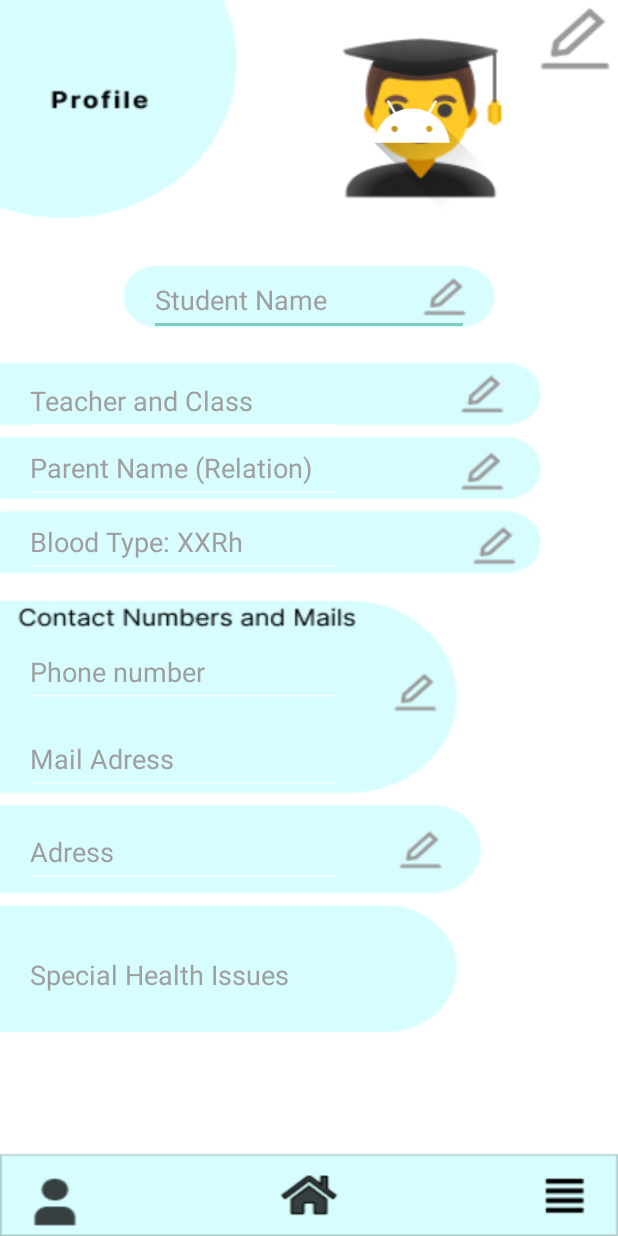
After one commit to BurakBastug/BilKinder, an Android app: the layout studenteditpage.xml on its own in the app's theme, with its tools: preview values and no code run, on a phone screen of 412 x 824 dp. The commit adds this screen. Run offline under Robolectric (Android 15) with nearby library versions, the phone set to English and light mode, and no system bars.

Commit message:
some edit and a profile pages were added

```diff
--- a/app/build.gradle
+++ b/app/build.gradle
@@ -1,6 +1,6 @@
 plugins {
     id 'com.android.application'
-    id 'com.google.gms.google-services'
+
 }
 
 android {
@@ -31,12 +31,9 @@ android {
 
 dependencies {
 
-    implementation platform('com.google.firebase:firebase-bom:31.1.0')
-    implementation 'com.google.firebase:firebase-analytics'
     implementation 'androidx.appcompat:appcompat:1.4.1'
     implementation 'com.google.android.material:material:1.6.0'
     implementation 'androidx.constraintlayout:constraintlayout:2.1.3'
-    implementation 'com.google.firebase:firebase-database:20.1.0'
     testImplementation 'junit:junit:4.13.2'
     androidTestImplementation 'androidx.test.ext:junit:1.1.3'
     androidTestImplementation 'androidx.test.espresso:espresso-core:3.4.0'
--- /dev/null
+++ b/app/src/main/res/layout/studenteditpage.xml
@@ -0,0 +1,202 @@
+<?xml version="1.0" encoding="utf-8"?>
+<androidx.constraintlayout.widget.ConstraintLayout xmlns:android="http://schemas.android.com/apk/res/android"
+    xmlns:app="http://schemas.android.com/apk/res-auto"
+    xmlns:tools="http://schemas.android.com/tools"
+    android:layout_width="match_parent"
+    android:layout_height="match_parent"
+    android:background="@drawable/studenteditpage"
+    android:layerType="software">
+
+    <EditText
+        android:id="@+id/studentname"
+        android:layout_width="wrap_content"
+        android:layout_height="wrap_content"
+        android:ems="10"
+        android:hint="Student Name"
+        android:inputType="text"
+        android:minHeight="48dp"
+        android:textColor="@color/black"
+        android:textColorHint="#9F9F9F"
+        app:layout_constraintBottom_toBottomOf="parent"
+        app:layout_constraintEnd_toEndOf="parent"
+        app:layout_constraintStart_toStartOf="parent"
+        app:layout_constraintTop_toTopOf="parent"
+        app:layout_constraintVertical_bias="0.227" />
+
+    <EditText
+        android:id="@+id/teacherandclass"
+        android:layout_width="wrap_content"
+        android:layout_height="wrap_content"
+        android:ems="10"
+        android:hint="Teacher and Class"
+        android:inputType="text"
+        android:minHeight="48dp"
+        android:textColor="@color/black"
+        android:textColorHint="#9F9F9F"
+        app:layout_constraintBottom_toBottomOf="parent"
+        app:layout_constraintEnd_toEndOf="parent"
+        app:layout_constraintHorizontal_bias="0.079"
+        app:layout_constraintStart_toStartOf="parent"
+        app:layout_constraintTop_toTopOf="parent"
+        app:layout_constraintVertical_bias="0.314" />
+
+    <EditText
+        android:id="@+id/parentname"
+        android:layout_width="wrap_content"
+        android:layout_height="wrap_content"
+        android:ems="10"
+        android:hint="Parent Name (Relation)"
+        android:inputType="text"
+        android:minHeight="48dp"
+        android:textColor="@color/black"
+        android:textColorHint="#9F9F9F"
+        app:layout_constraintBottom_toBottomOf="parent"
+        app:layout_constraintEnd_toEndOf="parent"
+        app:layout_constraintHorizontal_bias="0.079"
+        app:layout_constraintStart_toStartOf="parent"
+        app:layout_constraintTop_toTopOf="parent"
+        app:layout_constraintVertical_bias="0.371" />
+
+    <EditText
+        android:id="@+id/bloodtype"
+        android:layout_width="wrap_content"
+        android:layout_height="wrap_content"
+        android:ems="10"
+        android:hint="Blood Type: XXRh"
+        android:inputType="text"
+        android:minHeight="48dp"
+        android:textColor="@color/black"
+        android:textColorHint="#9F9F9F"
+        app:layout_constraintBottom_toBottomOf="parent"
+        app:layout_constraintEnd_toEndOf="parent"
+        app:layout_constraintHorizontal_bias="0.079"
+        app:layout_constraintStart_toStartOf="parent"
+        app:layout_constraintTop_toTopOf="parent"
+        app:layout_constraintVertical_bias="0.435" />
+
+    <EditText
+        android:id="@+id/contactnumber"
+        android:layout_width="wrap_content"
+        android:layout_height="wrap_content"
+        android:ems="10"
+        android:hint="Phone number"
+        android:inputType="text"
+        android:minHeight="48dp"
+        android:textColor="@color/black"
+        android:textColorHint="#9F9F9F"
+        app:layout_constraintBottom_toBottomOf="parent"
+        app:layout_constraintEnd_toEndOf="parent"
+        app:layout_constraintHorizontal_bias="0.079"
+        app:layout_constraintStart_toStartOf="parent"
+        app:layout_constraintTop_toTopOf="parent"
+        app:layout_constraintVertical_bias="0.546" />
+
+    <EditText
+        android:id="@+id/contactmail"
+        android:layout_width="wrap_content"
+        android:layout_height="wrap_content"
+        android:ems="10"
+        android:hint="Mail Adress"
+        android:inputType="text"
+        android:minHeight="48dp"
+        android:textColor="@color/black"
+        android:textColorHint="#9F9F9F"
+        app:layout_constraintBottom_toBottomOf="parent"
+        app:layout_constraintEnd_toEndOf="parent"
+        app:layout_constraintHorizontal_bias="0.079"
+        app:layout_constraintStart_toStartOf="parent"
+        app:layout_constraintTop_toTopOf="parent"
+        app:layout_constraintVertical_bias="0.621" />
+
+    <EditText
+        android:id="@+id/adress"
+        android:layout_width="wrap_content"
+        android:layout_height="wrap_content"
+        android:ems="10"
+        android:hint="Adress"
+        android:inputType="text"
+        android:minHeight="48dp"
+        android:textColor="@color/black"
+        android:textColorHint="#9F9F9F"
+        app:layout_constraintBottom_toBottomOf="parent"
+        app:layout_constraintEnd_toEndOf="parent"
+        app:layout_constraintHorizontal_bias="0.079"
+        app:layout_constraintStart_toStartOf="parent"
+        app:layout_constraintTop_toTopOf="parent"
+        app:layout_constraintVertical_bias="0.701" />
+
+    <EditText
+        android:id="@+id/healthissues"
+        android:layout_width="298dp"
+        android:layout_height="96dp"
+        android:ems="10"
+        android:hint="Special Health Issues"
+        android:inputType="text"
+        android:minHeight="48dp"
+        android:textColor="@color/black"
+        android:textColorHint="#9F9F9F"
+        app:layout_constraintBottom_toBottomOf="parent"
+        app:layout_constraintEnd_toEndOf="parent"
+        app:layout_constraintHorizontal_bias="0.141"
+        app:layout_constraintStart_toStartOf="parent"
+        app:layout_constraintTop_toTopOf="parent"
+        app:layout_constraintVertical_bias="0.827" />
+
+    <Button
+        android:id="@+id/barprofilebtn"
+        android:layout_width="65dp"
+        android:layout_height="57dp"
+        android:backgroundTint="#00A39C9C"
+        android:text=""
+        android:visibility="visible"
+        app:layout_constraintBottom_toBottomOf="parent"
+        app:layout_constraintEnd_toEndOf="parent"
+        app:layout_constraintHorizontal_bias="0.008"
+        app:layout_constraintStart_toStartOf="parent"
+        app:layout_constraintTop_toTopOf="parent"
+        app:layout_constraintVertical_bias="1.0"
+        tools:ignore="SpeakableTextPresentCheck" />
+
+    <Button
+        android:id="@+id/barhomebtn"
+        android:layout_width="65dp"
+        android:layout_height="57dp"
+        android:backgroundTint="#00A39C9C"
+        android:text=""
+        android:visibility="visible"
+        app:layout_constraintBottom_toBottomOf="parent"
+        app:layout_constraintEnd_toEndOf="parent"
+        app:layout_constraintStart_toStartOf="parent"
+        app:layout_constraintTop_toTopOf="parent"
+        app:layout_constraintVertical_bias="1.0"
+        tools:ignore="SpeakableTextPresentCheck" />
+
+    <Button
+        android:id="@+id/barmenubtn"
+        android:layout_width="65dp"
+        android:layout_height="57dp"
+        android:backgroundTint="#00A39C9C"
+        android:text=""
+        android:visibility="visible"
+        app:layout_constraintBottom_toBottomOf="parent"
+        app:layout_constraintEnd_toEndOf="parent"
+        app:layout_constraintHorizontal_bias="1.0"
+        app:layout_constraintStart_toStartOf="parent"
+        app:layout_constraintTop_toTopOf="parent"
+        app:layout_constraintVertical_bias="1.0"
+        tools:ignore="SpeakableTextPresentCheck" />
+
+    <ImageView
+        android:id="@+id/imageView"
+        android:layout_width="120dp"
+        android:layout_height="118dp"
+        app:layout_constraintBottom_toBottomOf="parent"
+        app:layout_constraintEnd_toEndOf="parent"
+        app:layout_constraintHorizontal_bias="0.735"
+        app:layout_constraintStart_toStartOf="parent"
+        app:layout_constraintTop_toTopOf="parent"
+        app:layout_constraintVertical_bias="0.036"
+        app:srcCompat="@drawable/ic_launcher_foreground" />
+
+
+</androidx.constraintlayout.widget.ConstraintLayout>
```
Also changed, not shown: app/src/main/java/com/burakb/firstproject/MainActivity.java (+3 -11 lines), app/src/main/res/layout/login.xml (+17 -1 lines), app/src/main/res/layout/starteditingpage.xml (added, +26 -0 lines), app/src/main/res/layout/studentprofile.xml (added, +193 -0 lines), app/src/main/res/drawable/starteditpage.jpg (added), app/src/main/res/drawable/studenteditpage.jpg (added), app/src/main/res/drawable/studentprofile.jpg (added).
